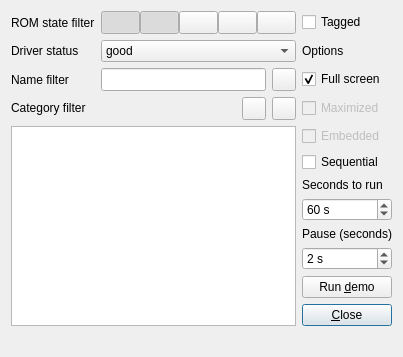
Above: demomode.ui from qmc2/qmc2-mame-fe before the change. Below: the same form after it.
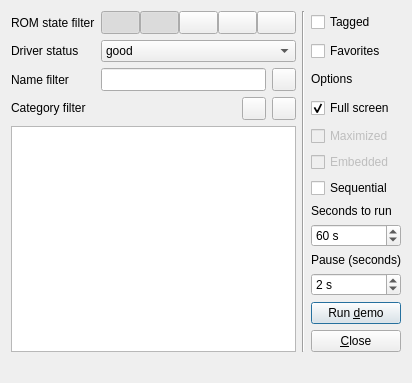
That is the form after the change. Icons and pictures are not drawn.

Commit message: new: added 'tagged only' and 'favorites only' filter options to the arcade- and demo-mode setup dialogs

The edit to the form file:
```diff
--- a/demomode.ui
+++ b/demomode.ui
@@ -6,16 +6,16 @@
    <rect>
     <x>0</x>
     <y>0</y>
-    <width>360</width>
-    <height>338</height>
+    <width>368</width>
+    <height>348</height>
    </rect>
   </property>
   <property name="windowTitle">
    <string>Demo mode</string>
   </property>
   <layout class="QGridLayout" name="gridLayout">
-   <item row="3" column="0">
-    <widget class="QLabel" name="labelCategoryFilter">
+   <item row="7" column="5" colspan="2">
+    <widget class="QLabel" name="labelSecondsToRun">
      <property name="sizePolicy">
       <sizepolicy hsizetype="Preferred" vsizetype="Fixed">
        <horstretch>0</horstretch>
@@ -23,11 +23,11 @@
       </sizepolicy>
      </property>
      <property name="text">
-      <string>Category filter</string>
+      <string>Seconds to run</string>
      </property>
     </widget>
    </item>
-   <item row="5" column="4" colspan="2">
+   <item row="6" column="5" colspan="2">
     <widget class="QCheckBox" name="checkBoxSequential">
      <property name="toolTip">
       <string>Launch sets sequentially rather than randomly</string>
@@ -37,7 +37,153 @@
      </property>
     </widget>
    </item>
-   <item row="17" column="4" rowspan="2" colspan="2">
+   <item row="11" column="5" rowspan="7" colspan="2">
+    <widget class="QPushButton" name="pushButtonRunDemo">
+     <property name="sizePolicy">
+      <sizepolicy hsizetype="Minimum" vsizetype="Expanding">
+       <horstretch>0</horstretch>
+       <verstretch>0</verstretch>
+      </sizepolicy>
+     </property>
+     <property name="toolTip">
+      <string>Run demo now</string>
+     </property>
+     <property name="text">
+      <string>Run &amp;demo</string>
+     </property>
+    </widget>
+   </item>
+   <item row="10" column="5" colspan="2">
+    <widget class="QSpinBox" name="spinBoxPauseSeconds">
+     <property name="toolTip">
+      <string>Number of seconds to pause between emulator runs</string>
+     </property>
+     <property name="suffix">
+      <string> s</string>
+     </property>
+     <property name="minimum">
+      <number>1</number>
+     </property>
+     <property name="maximum">
+      <number>9999</number>
+     </property>
+     <property name="value">
+      <number>2</number>
+     </property>
+    </widget>
+   </item>
+   <item row="2" column="5" colspan="2">
+    <widget class="QLabel" name="labelOptions">
+     <property name="sizePolicy">
+      <sizepolicy hsizetype="Preferred" vsizetype="Fixed">
+       <horstretch>0</horstretch>
+       <verstretch>0</verstretch>
+      </sizepolicy>
+     </property>
+     <property name="text">
+      <string>Options</string>
+     </property>
+    </widget>
+   </item>
+   <item row="8" column="5" colspan="2">
+    <widget class="QSpinBox" name="spinBoxSecondsToRun">
+     <property name="toolTip">
+      <string>Number of seconds to run an emulator in demo mode</string>
+     </property>
+     <property name="suffix">
+      <string> s</string>
+     </property>
+     <property name="maximum">
+      <number>999999</number>
+     </property>
+     <property name="value">
+      <number>60</number>
+     </property>
+    </widget>
+   </item>
+   <item row="0" column="4" rowspan="20">
+    <widget class="Line" name="line">
+     <property name="orientation">
+      <enum>Qt::Vertical</enum>
+     </property>
+    </widget>
+   </item>
+   <item row="9" column="5" colspan="2">
+    <widget class="QLabel" name="labelPause">
+     <property name="sizePolicy">
+      <sizepolicy hsizetype="Preferred" vsizetype="Fixed">
+       <horstretch>0</horstretch>
+       <verstretch>0</verstretch>
+      </sizepolicy>
+     </property>
+     <property name="text">
+      <string>Pause (seconds)</string>
+     </property>
+    </widget>
+   </item>
+   <item row="1" column="5" colspan="2">
+    <widget class="QCheckBox" name="checkBoxFavorites">
+     <property name="toolTip">
+      <string>Use only sets included in the favorites list?</string>
+     </property>
+     <property name="text">
+      <string>Favorites</string>
+     </property>
+    </widget>
+   </item>
+   <item row="3" column="5" colspan="2">
+    <widget class="QCheckBox" name="checkBoxFullScreen">
+     <property name="toolTip">
+      <string>Start emulators in full screen mode (otherwise use windowed mode)</string>
+     </property>
+     <property name="text">
+      <string>Full screen</string>
+     </property>
+     <property name="checked">
+      <bool>true</bool>
+     </property>
+    </widget>
+   </item>
+   <item row="5" column="5" colspan="2">
+    <widget class="QCheckBox" name="checkBoxEmbedded">
+     <property name="enabled">
+      <bool>false</bool>
+     </property>
+     <property name="toolTip">
+      <string>Embed windowed emulators</string>
+     </property>
+     <property name="text">
+      <string>Embedded</string>
+     </property>
+    </widget>
+   </item>
+   <item row="4" column="5" colspan="2">
+    <widget class="QCheckBox" name="checkBoxMaximized">
+     <property name="enabled">
+      <bool>false</bool>
+     </property>
+     <property name="toolTip">
+      <string>Maximize emulators when in windowed mode</string>
+     </property>
+     <property name="text">
+      <string>Maximized</string>
+     </property>
+    </widget>
+   </item>
+   <item row="3" column="0">
+    <widget class="QLabel" name="labelCategoryFilter">
+     <property name="sizePolicy">
+      <sizepolicy hsizetype="Preferred" vsizetype="Fixed">
+       <horstretch>0</horstretch>
+       <verstretch>0</verstretch>
+      </sizepolicy>
+     </property>
+     <property name="text">
+      <string>Category filter</string>
+     </property>
+    </widget>
+   </item>
+   <item row="18" column="5" rowspan="2" colspan="2">
     <widget class="QPushButton" name="pushButtonClose">
      <property name="sizePolicy">
       <sizepolicy hsizetype="Minimum" vsizetype="MinimumExpanding">
@@ -75,25 +221,6 @@
      </item>
     </widget>
    </item>
-   <item row="9" column="4" colspan="2">
-    <widget class="QSpinBox" name="spinBoxPauseSeconds">
-     <property name="toolTip">
-      <string>Number of seconds to pause between emulator runs</string>
-     </property>
-     <property name="suffix">
-      <string> s</string>
-     </property>
-     <property name="minimum">
-      <number>1</number>
-     </property>
-     <property name="maximum">
-      <number>9999</number>
-     </property>
-     <property name="value">
-      <number>2</number>
-     </property>
-    </widget>
-   </item>
    <item row="2" column="0">
     <widget class="QLabel" name="labelNameFilter">
      <property name="text">
@@ -114,7 +241,7 @@
      </property>
     </widget>
    </item>
-   <item row="19" column="0" colspan="6">
+   <item row="20" column="0" colspan="7">
     <widget class="QLabel" name="labelDemoStatus">
      <property name="alignment">
       <set>Qt::AlignCenter</set>
@@ -244,22 +371,6 @@
      </property>
     </widget>
    </item>
-   <item row="10" column="4" rowspan="7" colspan="2">
-    <widget class="QPushButton" name="pushButtonRunDemo">
-     <property name="sizePolicy">
-      <sizepolicy hsizetype="Minimum" vsizetype="Expanding">
-       <horstretch>0</horstretch>
-       <verstretch>0</verstretch>
-      </sizepolicy>
-     </property>
-     <property name="toolTip">
-      <string>Run demo now</string>
-     </property>
-     <property name="text">
-      <string>Run &amp;demo</string>
-     </property>
-    </widget>
-   </item>
    <item row="2" column="3">
     <widget class="QToolButton" name="toolButtonClearNameFilter">
      <property name="sizePolicy">
@@ -277,33 +388,7 @@
      </property>
     </widget>
    </item>
-   <item row="1" column="4" colspan="2">
-    <widget class="QLabel" name="labelOptions">
-     <property name="sizePolicy">
-      <sizepolicy hsizetype="Preferred" vsizetype="Fixed">
-       <horstretch>0</horstretch>
-       <verstretch>0</verstretch>
-      </sizepolicy>
-     </property>
-     <property name="text">
-      <string>Options</string>
-     </property>
-    </widget>
-   </item>
-   <item row="2" column="4" colspan="2">
-    <widget class="QCheckBox" name="checkBoxFullScreen">
-     <property name="toolTip">
-      <string>Start emulators in full screen mode (otherwise use windowed mode)</string>
-     </property>
-     <property name="text">
-      <string>Full screen</string>
-     </property>
-     <property name="checked">
-      <bool>true</bool>
-     </property>
-    </widget>
-   </item>
-   <item row="0" column="4" colspan="2">
+   <item row="0" column="5" colspan="2">
     <widget class="QCheckBox" name="checkBoxTagged">
      <property name="toolTip">
       <string>Use only tagged games</string>
@@ -313,75 +398,7 @@
      </property>
     </widget>
    </item>
-   <item row="7" column="4" colspan="2">
-    <widget class="QSpinBox" name="spinBoxSecondsToRun">
-     <property name="toolTip">
-      <string>Number of seconds to run an emulator in demo mode</string>
-     </property>
-     <property name="suffix">
-      <string> s</string>
-     </property>
-     <property name="maximum">
-      <number>999999</number>
-     </property>
-     <property name="value">
-      <number>60</number>
-     </property>
-    </widget>
-   </item>
-   <item row="6" column="4" colspan="2">
-    <widget class="QLabel" name="labelSecondsToRun">
-     <property name="sizePolicy">
-      <sizepolicy hsizetype="Preferred" vsizetype="Fixed">
-       <horstretch>0</horstretch>
-       <verstretch>0</verstretch>
-      </sizepolicy>
-     </property>
-     <property name="text">
-      <string>Seconds to run</string>
-     </property>
-    </widget>
-   </item>
-   <item row="4" column="4" colspan="2">
-    <widget class="QCheckBox" name="checkBoxEmbedded">
-     <property name="enabled">
-      <bool>false</bool>
-     </property>
-     <property name="toolTip">
-      <string>Embed windowed emulators</string>
-     </property>
-     <property name="text">
-      <string>Embedded</string>
-     </property>
-    </widget>
-   </item>
-   <item row="8" column="4" colspan="2">
-    <widget class="QLabel" name="labelPause">
-     <property name="sizePolicy">
-      <sizepolicy hsizetype="Preferred" vsizetype="Fixed">
-       <horstretch>0</horstretch>
-       <verstretch>0</verstretch>
-      </sizepolicy>
-     </property>
-     <property name="text">
-      <string>Pause (seconds)</string>
-     </property>
-    </widget>
-   </item>
-   <item row="3" column="4" colspan="2">
-    <widget class="QCheckBox" name="checkBoxMaximized">
-     <property name="enabled">
-      <bool>false</bool>
-     </property>
-     <property name="toolTip">
-      <string>Maximize emulators when in windowed mode</string>
-     </property>
-     <property name="text">
-      <string>Maximized</string>
-     </property>
-    </widget>
-   </item>
-   <item row="4" column="0" rowspan="15" colspan="4">
+   <item row="4" column="0" rowspan="16" colspan="4">
     <widget class="QListWidget" name="listWidgetCategoryFilter">
      <property name="sizePolicy">
       <sizepolicy hsizetype="Expanding" vsizetype="Expanding">
```
Left out of the diff: 137 changed lines with no effect on the pictures. The commit also changes 26 other files.
